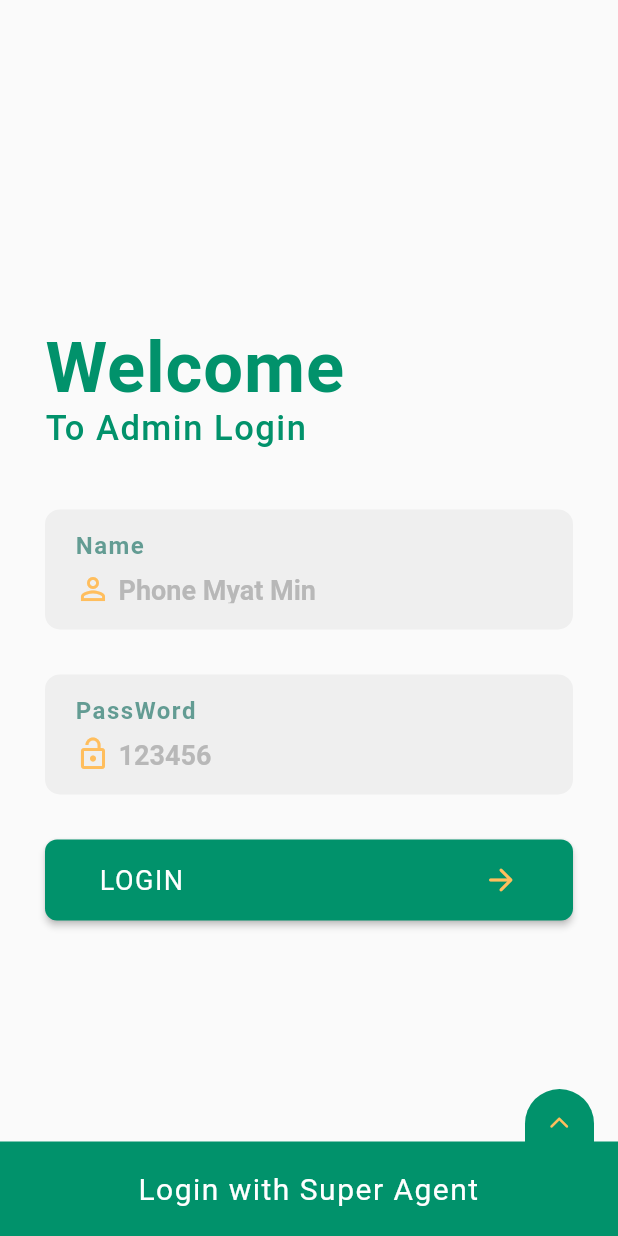
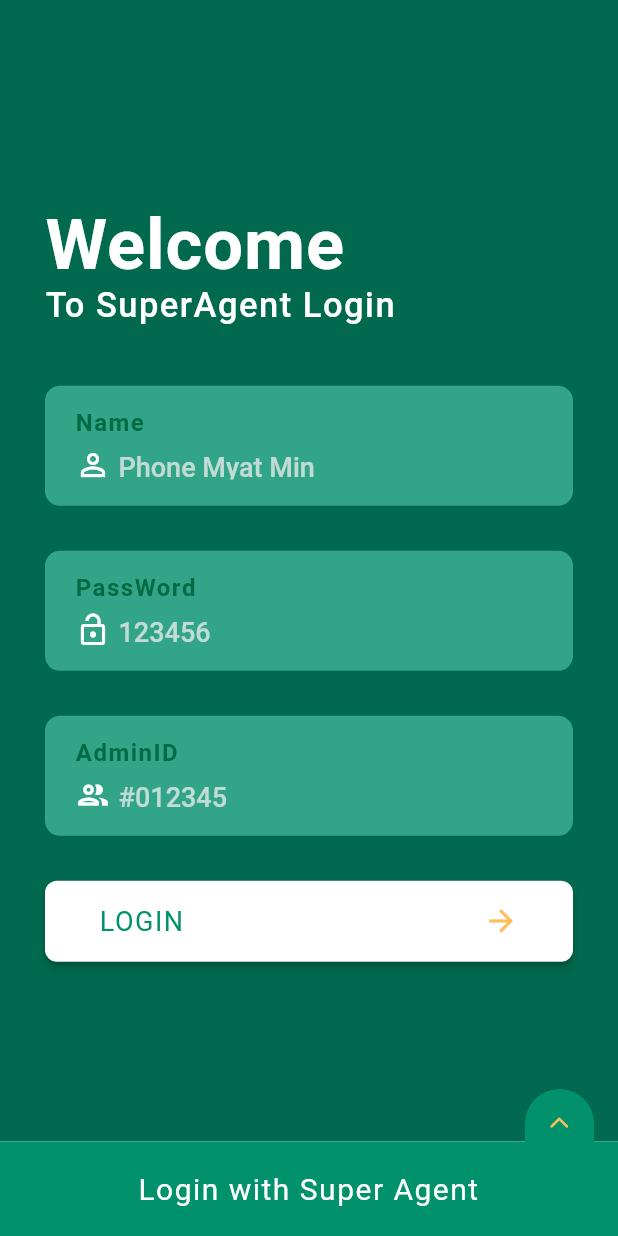
Before and after one commit to lynnphoann/UI-Design, a Flutter app: the screen it shows after launch, after a tap on "Login with Super Agent", on a phone screen of 412 x 824 dp. Run offline on Flutter 3.47's test engine with Material 2 defaults, Android fonts, the phone set to English and light mode, and no system bars.

Commit message:
fix error

```diff
--- a/iroiro/lib/Screens/AgentPages.dart
+++ b/iroiro/lib/Screens/AgentPages.dart
@@ -1,7 +1,6 @@
 import 'package:flutter/material.dart';
 import 'package:iroiro/ColorCollection.dart';
 import 'package:iroiro/widget/agentDesignTextField.dart';
-import 'package:iroiro/widget/designTextField.dart';
 
 class AgentPages extends StatelessWidget {
   final String agentPageTitle;
@@ -59,7 +58,7 @@ class AgentPages extends StatelessWidget {
               ),
             ),
             Container(
-              height: MediaQuery.of(context).size.height * 0.62,
+              height: MediaQuery.of(context).size.height * 0.625,
               padding: const EdgeInsets.symmetric(vertical: 10, horizontal: 30),
               child: Column(
                 children: [
--- a/iroiro/lib/Screens/mainScreen.dart
+++ b/iroiro/lib/Screens/mainScreen.dart
@@ -37,18 +37,19 @@ class _MainScreenState extends State<MainScreen> {
           return Column(
             mainAxisSize: MainAxisSize.min,
             children: [
-              const Center(
-                  child: SizedBox(
-                height: 30,
-                width: 70,
-                child: Divider(
-                  color: Colors.grey,
-                  height: 8,
-                  indent: 10,
-                  endIndent: 10,
-                  thickness: 2,
+              Center(
+                child: SizedBox(
+                  height: 30,
+                  width: 70,
+                  child: Divider(
+                    color: Colors.grey,
+                    height: 2,
+                    indent: 2,
+                    endIndent: 2,
+                    thickness: 3,
+                  ),
                 ),
-              )),
+              ),
               Container(
                 padding: const EdgeInsets.symmetric(horizontal: 10),
                 // color: loginArrowColor,
@@ -115,14 +116,14 @@ class _MainScreenState extends State<MainScreen> {
             adminIDController: adminIDController);
       } else if (screenKey == 2) {
         return AgentPages(
-          agentPageTitle: "To Agent",
+          agentPageTitle: "To Agent Login",
           nameController: nameController,
           passwordController: passwordController,
           adminIDController: adminIDController,
         );
       } else if (screenKey == 3) {
         return AgentPages(
-            agentPageTitle: "To Member",
+            agentPageTitle: "To Member Login",
             nameController: nameController,
             passwordController: passwordController,
             adminIDController: adminIDController);
@@ -136,11 +137,11 @@ class _MainScreenState extends State<MainScreen> {
     return Scaffold(
       body: selectPage(screenKey),
       bottomNavigationBar: GestureDetector(
-        onTap: () => AgentPages(
-            agentPageTitle: "To SuperAgent Login",
-            nameController: nameController,
-            passwordController: passwordController,
-            adminIDController: adminIDController),
+        onTap: () {
+          setState(() {
+            screenKey = 1;
+          });
+        },
         child: Container(
           width: double.infinity,
           padding: const EdgeInsets.symmetric(vertical: 20),
--- a/iroiro/lib/widget/agentDesignTextField.dart
+++ b/iroiro/lib/widget/agentDesignTextField.dart
@@ -1,6 +1,4 @@
 import 'package:flutter/material.dart';
-
-import 'package:iroiro/ColorCollection.dart';
 
 class AgentDesignTextField extends StatelessWidget {
   final String textFieldName;
```
